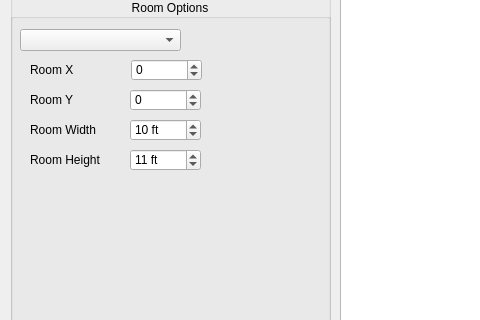
Qt form Source/Views/floorplandesigner.ui (CS499-RoboVac/Robovac) before a commit; both pictures show x 0 to 480 and y 251 to 571 of the 1223 by 695 pixel window.
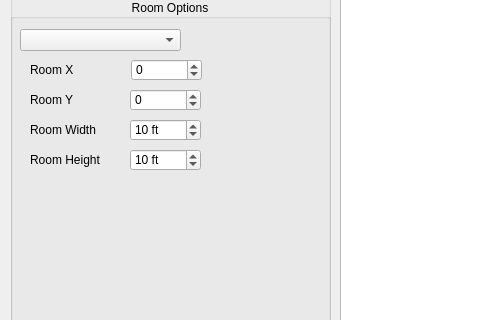
The same form after that commit.

What changed in the file:
```diff
--- a/Source/Views/floorplandesigner.ui
+++ b/Source/Views/floorplandesigner.ui
@@ -265,7 +265,7 @@
        <number>1</number>
       </property>
       <property name="value">
-       <number>11</number>
+       <number>10</number>
       </property>
      </widget>
     </widget>
```
